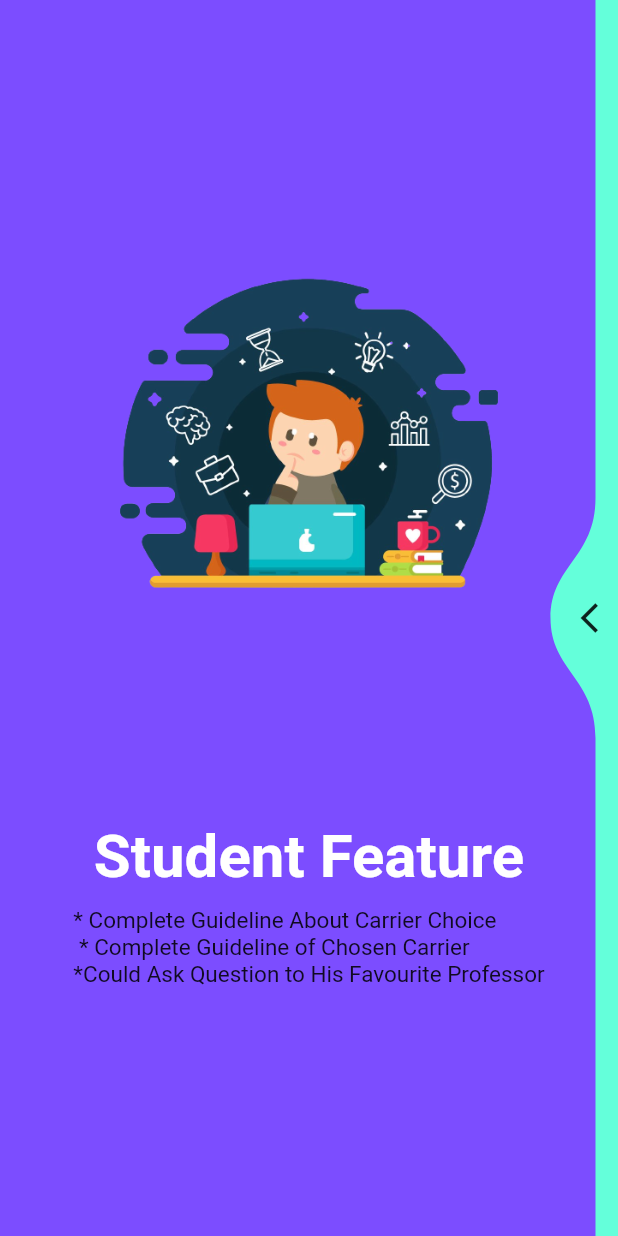
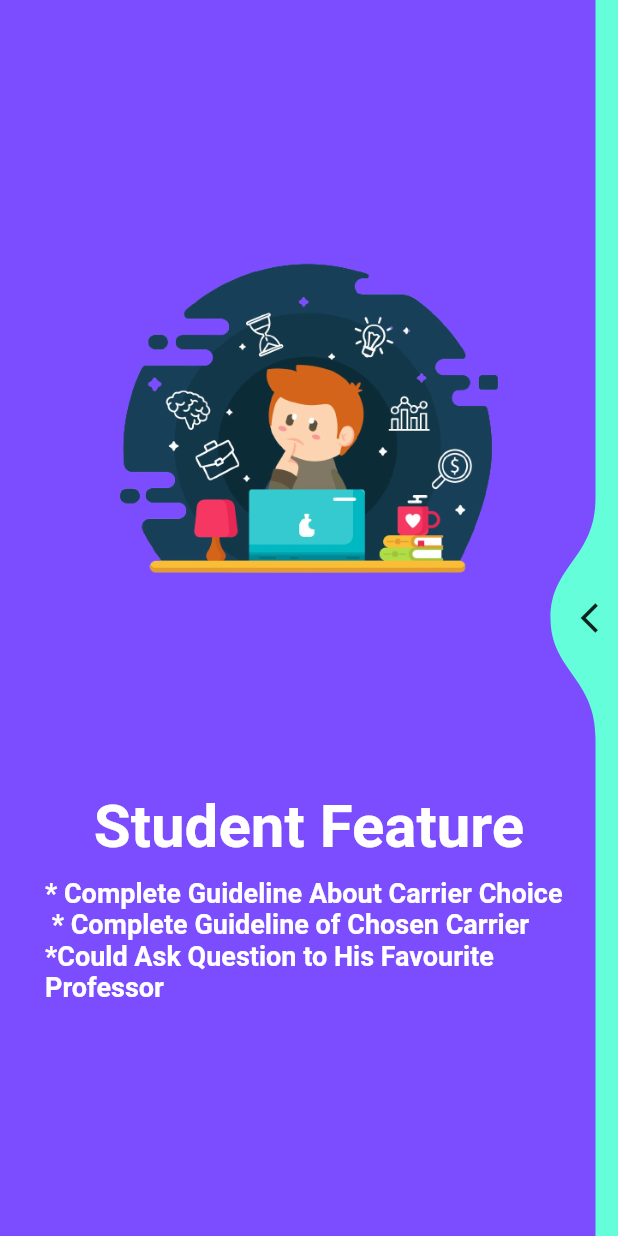
Before and after one commit to takrimchy/Educational-Application-ShekhoBhai-, a Flutter app: the screen it shows after launch, on a phone screen of 412 x 824 dp. Run offline on Flutter 3.47's test engine with Material 2 defaults, Android fonts, the phone set to English and light mode, and no system bars; drawn by our look-alikes of liquid_swipe; our stand-ins replace google_fonts.

```diff
--- a/developer_side/lib/welcomePage.dart
+++ b/developer_side/lib/welcomePage.dart
@@ -44,7 +44,11 @@ class welcomePage extends StatelessWidget {
                     ),
                     Text(
                       "* Complete Guideline About Carrier Choice \n * Complete Guideline of Chosen Carrier\n*Could Ask Question to His Favourite Professor",
-                      style: TextStyle(fontSize: 15),
+                      style: TextStyle(
+                          color: Colors.white,
+                          fontSize: 18,
+                          fontWeight: FontWeight.bold
+                      ),
                     ),
                   ],
                 ),
@@ -78,7 +82,11 @@ class welcomePage extends StatelessWidget {
                     ),
                     Text(
                       "* The best teachers are those who show us where to look but don't tell us what to see ",
-                      style: TextStyle(fontSize: 15),
+                      style: TextStyle(
+                        color: Colors.white,
+                          fontSize: 18,
+                        fontWeight: FontWeight.bold
+                      ),
                     ),
                   ],
                 ),
@@ -98,17 +106,23 @@ class welcomePage extends StatelessWidget {
                 height: height * 0.3,
               ),
               Column(
-                children: [
+                children: const [
                   Text(
                     "Welcome to ShekhoBha!",
-                    style: Theme.of(context).textTheme.headline4,
+                      style:
+                      TextStyle(
+                        color: Colors.black,
+                        fontSize: 40,
+                        fontWeight: FontWeight.bold,
+                      )
+                    //style: Theme.of(context).textTheme.headline4,
                   ),
-                  const SizedBox(
+                  SizedBox(
                     height: 10,
                   ),
-                  const Text(
-                    "We create a bridge between learners and mentors",
-                    style: TextStyle(fontSize: 15),
+                  Text(
+                    "We create a bridge between learners & mentors",
+                    style: TextStyle(fontSize: 18),
                   ),
                 ],
               ),
@@ -149,6 +163,11 @@ class welcomePage extends StatelessWidget {
 
 
       ],
-    ));
+
+        )
+
+
+
+    );
   }
 }
```
